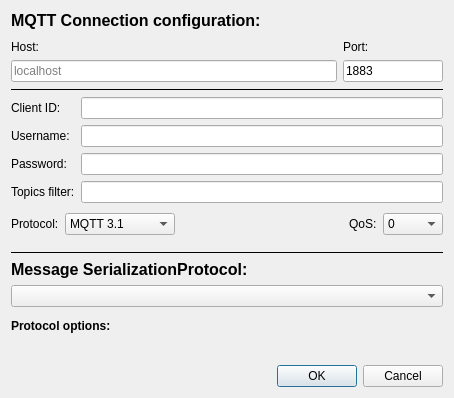
Above: plotjuggler_plugins/DataStreamMQTT/datastream_mqtt.ui from tongtybj/PlotJuggler before the change. Below: the same form after it.
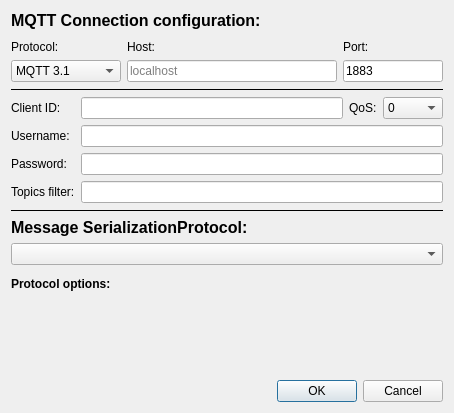
That is the form after the change.

Patch:
```diff
--- a/plotjuggler_plugins/DataStreamMQTT/datastream_mqtt.ui
+++ b/plotjuggler_plugins/DataStreamMQTT/datastream_mqtt.ui
@@ -7,7 +7,7 @@
     <x>0</x>
     <y>0</y>
     <width>454</width>
-    <height>398</height>
+    <height>413</height>
    </rect>
   </property>
   <property name="windowTitle">
@@ -33,21 +33,21 @@
      <property name="topMargin">
       <number>4</number>
      </property>
-     <item row="0" column="0">
+     <item row="0" column="1">
       <widget class="QLabel" name="label_4">
        <property name="text">
         <string>Host:</string>
        </property>
       </widget>
      </item>
-     <item row="0" column="1">
-      <widget class="QLabel" name="label_11">
-       <property name="text">
-        <string>Port:</string>
+     <item row="1" column="1">
+      <widget class="QLineEdit" name="lineEditHost">
+       <property name="placeholderText">
+        <string>localhost</string>
        </property>
       </widget>
      </item>
-     <item row="1" column="1">
+     <item row="1" column="2">
       <widget class="QLineEdit" name="lineEditPort">
        <property name="maximumSize">
         <size>
@@ -63,11 +63,43 @@
        </property>
       </widget>
      </item>
+     <item row="0" column="2">
+      <widget class="QLabel" name="label_11">
+       <property name="text">
+        <string>Port:</string>
+       </property>
+      </widget>
+     </item>
+     <item row="0" column="0">
+      <widget class="QLabel" name="label_10">
+       <property name="text">
+        <string>Protocol:</string>
+       </property>
+      </widget>
+     </item>
      <item row="1" column="0">
-      <widget class="QLineEdit" name="lineEditHost">
-       <property name="placeholderText">
-        <string>localhost</string>
+      <widget class="QComboBox" name="comboBoxVersion">
+       <property name="minimumSize">
+        <size>
+         <width>110</width>
+         <height>0</height>
+        </size>
        </property>
+       <item>
+        <property name="text">
+         <string>MQTT 3.1</string>
+        </property>
+       </item>
+       <item>
+        <property name="text">
+         <string>MQTT 3.1.1</string>
+        </property>
+       </item>
+       <item>
+        <property name="text">
+         <string>MQTT 5</string>
+        </property>
+       </item>
       </widget>
      </item>
     </layout>
@@ -84,6 +116,48 @@
    </item>
    <item>
     <layout class="QFormLayout" name="formLayout_2">
+     <item row="0" column="1">
+      <layout class="QHBoxLayout" name="horizontalLayout">
+       <property name="topMargin">
+        <number>0</number>
+       </property>
+       <item>
+        <widget class="QLineEdit" name="lineEditClientID"/>
+       </item>
+       <item>
+        <widget class="QLabel" name="label_5">
+         <property name="text">
+          <string>QoS:</string>
+         </property>
+        </widget>
+       </item>
+       <item>
+        <widget class="QComboBox" name="comboBoxQoS">
+         <property name="minimumSize">
+          <size>
+           <width>60</width>
+           <height>0</height>
+          </size>
+         </property>
+         <item>
+          <property name="text">
+           <string>0</string>
+          </property>
+         </item>
+         <item>
+          <property name="text">
+           <string>1</string>
+          </property>
+         </item>
+         <item>
+          <property name="text">
+           <string>2</string>
+          </property>
+         </item>
+        </widget>
+       </item>
+      </layout>
+     </item>
      <item row="0" column="0">
       <widget class="QLabel" name="label_2">
        <property name="text">
@@ -91,9 +165,6 @@
        </property>
       </widget>
      </item>
-     <item row="0" column="1">
-      <widget class="QLineEdit" name="lineEditClientID"/>
-     </item>
      <item row="1" column="0">
       <widget class="QLabel" name="label_7">
        <property name="text">
@@ -111,6 +182,13 @@
        </property>
       </widget>
      </item>
+     <item row="3" column="0">
+      <widget class="QLabel" name="label_3">
+       <property name="text">
+        <string>Topics filter:</string>
+       </property>
+      </widget>
+     </item>
      <item row="2" column="1">
       <widget class="QLineEdit" name="lineEditPassword">
        <property name="echoMode">
@@ -118,105 +196,11 @@
        </property>
       </widget>
      </item>
-     <item row="3" column="0">
-      <widget class="QLabel" name="label_3">
-       <property name="text">
-        <string>Topics filter:</string>
-       </property>
-      </widget>
-     </item>
      <item row="3" column="1">
       <widget class="QLineEdit" name="lineEditTopicFilter"/>
      </item>
     </layout>
    </item>
-   <item>
-    <layout class="QHBoxLayout" name="horizontalLayout_2">
-     <property name="topMargin">
-      <number>4</number>
-     </property>
-     <property name="bottomMargin">
-      <number>10</number>
-     </property>
-     <item>
-      <widget class="QLabel" name="label_10">
-       <property name="text">
-        <string>Protocol:</string>
-       </property>
-      </widget>
-     </item>
-     <item>
-      <widget class="QComboBox" name="comboBoxVersion">
-       <property name="minimumSize">
-        <size>
-         <width>110</width>
-         <height>0</height>
-        </size>
-       </property>
-       <item>
-        <property name="text">
-         <string>MQTT 3.1</string>
-        </property>
-       </item>
-       <item>
-        <property name="text">
-         <string>MQTT 3.1.1</string>
-        </property>
-       </item>
-       <item>
-        <property name="text">
-         <string>MQTT 5</string>
-        </property>
-       </item>
-      </widget>
-     </item>
-     <item>
-      <spacer name="horizontalSpacer">
-       <property name="orientation">
-        <enum>Qt::Horizontal</enum>
-       </property>
-       <property name="sizeHint" stdset="0">
-        <size>
-         <width>40</width>
-         <height>20</height>
-        </size>
-       </property>
-      </spacer>
-     </item>
-     <item>
-      <widget class="QLabel" name="label_5">
-       <property name="text">
-        <string>QoS:</string>
-       </property>
-      </widget>
-     </item>
-     <item>
-      <widget class="QComboBox" name="comboBoxQoS">
-       <property name="minimumSize">
-        <size>
-         <width>60</width>
-         <height>0</height>
-        </size>
-       </property>
-       <item>
-        <property name="text">
-         <string>0</string>
-        </property>
-       </item>
-       <item>
-        <property name="text">
-         <string>1</string>
-        </property>
-       </item>
-       <item>
-        <property name="text">
-         <string>2</string>
-        </property>
-       </item>
-      </widget>
-     </item>
-    </layout>
-   </item>
    <item>
     <widget class="Line" name="line_2">
      <property name="frameShadow">
```
